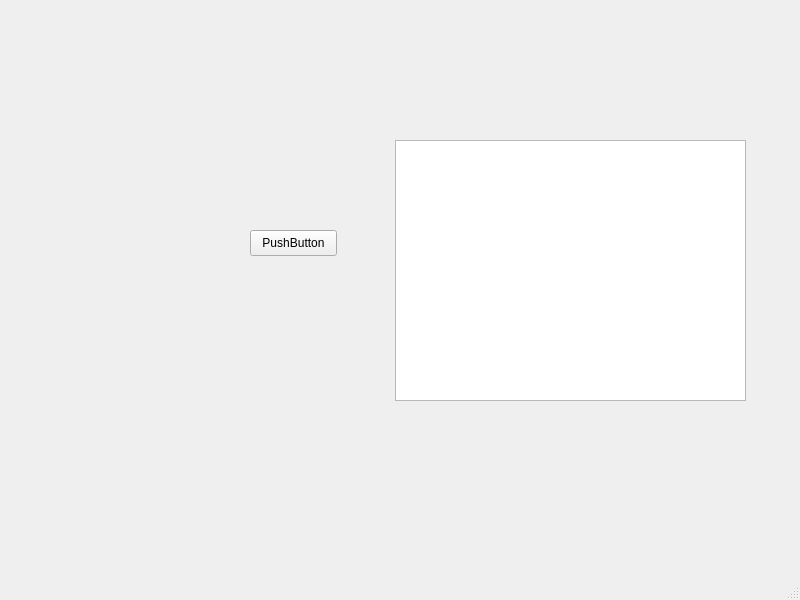
Qt form DIP_project/mainwindow.ui (LucasdeAl/Digital_Image_Processing_01) before a commit.
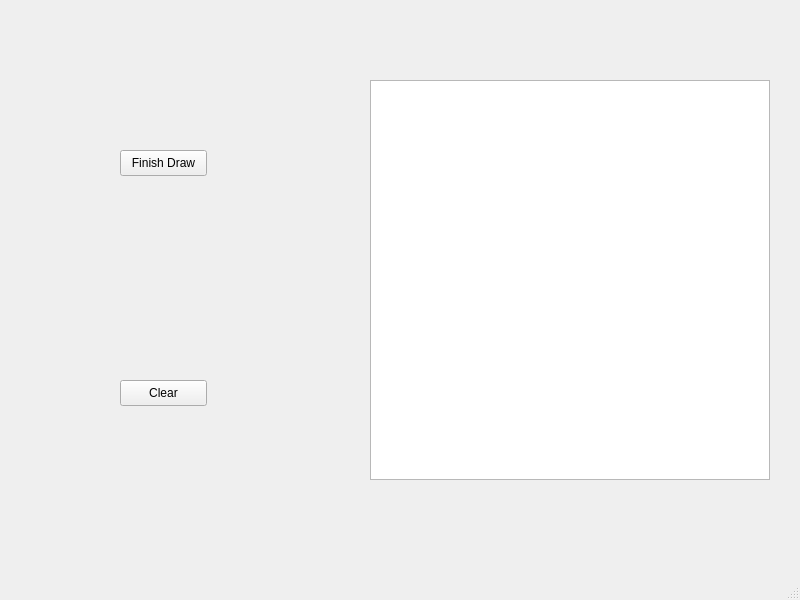
The same form after that commit.

```diff
--- a/DIP_project/mainwindow.ui
+++ b/DIP_project/mainwindow.ui
@@ -17,26 +17,39 @@
    <widget class="QPushButton" name="pushButton">
     <property name="geometry">
      <rect>
-      <x>250</x>
-      <y>230</y>
+      <x>120</x>
+      <y>150</y>
       <width>87</width>
       <height>26</height>
      </rect>
     </property>
     <property name="text">
-     <string>PushButton</string>
+     <string>Finish Draw</string>
     </property>
    </widget>
    <widget class="QGraphicsView" name="imagem">
     <property name="geometry">
      <rect>
-      <x>395</x>
-      <y>140</y>
-      <width>351</width>
-      <height>261</height>
+      <x>370</x>
+      <y>80</y>
+      <width>400</width>
+      <height>400</height>
      </rect>
     </property>
    </widget>
+   <widget class="QPushButton" name="pushButton_2">
+    <property name="geometry">
+     <rect>
+      <x>120</x>
+      <y>380</y>
+      <width>87</width>
+      <height>26</height>
+     </rect>
+    </property>
+    <property name="text">
+     <string>Clear</string>
+    </property>
+   </widget>
   </widget>
   <widget class="QMenuBar" name="menubar">
    <property name="geometry">
```
